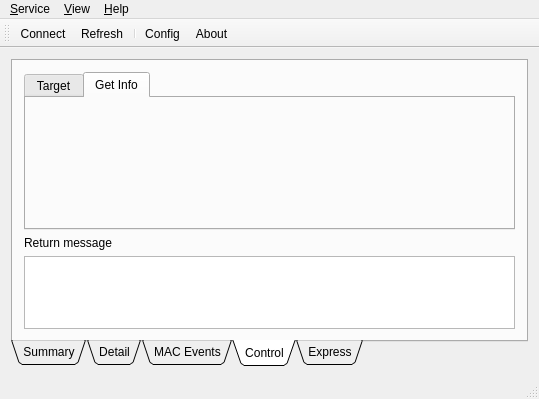
Qt form pkCtrlPannel/mainwndctrlpannel.ui (21pages/zpserver) before a commit.
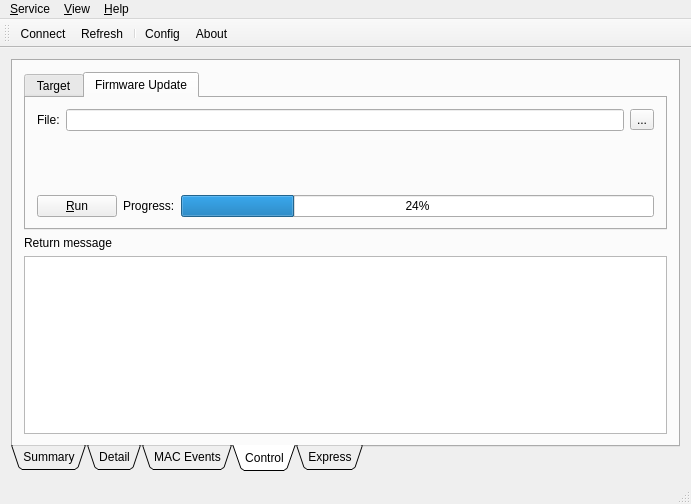
The same form after that commit. The open tabs and pages were chosen to show the change. Icons and pictures are not drawn.

The edit to the form file:
```diff
--- a/pkCtrlPannel/mainwndctrlpannel.ui
+++ b/pkCtrlPannel/mainwndctrlpannel.ui
@@ -6,8 +6,8 @@
    <rect>
     <x>0</x>
     <y>0</y>
-    <width>539</width>
-    <height>399</height>
+    <width>691</width>
+    <height>504</height>
    </rect>
   </property>
   <property name="windowTitle">
@@ -338,8 +338,69 @@
           </widget>
           <widget class="QWidget" name="tab_2">
            <attribute name="title">
-            <string>Get Info</string>
+            <string>Firmware Update</string>
            </attribute>
+           <layout class="QVBoxLayout" name="verticalLayout_9">
+            <item>
+             <layout class="QHBoxLayout" name="horizontalLayout_10">
+              <item>
+               <widget class="QLabel" name="label_10">
+                <property name="text">
+                 <string>File:</string>
+                </property>
+               </widget>
+              </item>
+              <item>
+               <widget class="QLineEdit" name="lineEdit_firmwarePath"/>
+              </item>
+              <item>
+               <widget class="QToolButton" name="toolButton_brff">
+                <property name="text">
+                 <string>...</string>
+                </property>
+               </widget>
+              </item>
+             </layout>
+            </item>
+            <item>
+             <spacer name="verticalSpacer">
+              <property name="orientation">
+               <enum>Qt::Vertical</enum>
+              </property>
+              <property name="sizeHint" stdset="0">
+               <size>
+                <width>20</width>
+                <height>48</height>
+               </size>
+              </property>
+             </spacer>
+            </item>
+            <item>
+             <layout class="QHBoxLayout" name="horizontalLayout_9">
+              <item>
+               <widget class="QPushButton" name="pushButton_runfu">
+                <property name="text">
+                 <string>&amp;Run</string>
+                </property>
+               </widget>
+              </item>
+              <item>
+               <widget class="QLabel" name="label_11">
+                <property name="text">
+                 <string>Progress:</string>
+                </property>
+               </widget>
+              </item>
+              <item>
+               <widget class="QProgressBar" name="progressBar_fu">
+                <property name="value">
+                 <number>24</number>
+                </property>
+               </widget>
+              </item>
+             </layout>
+            </item>
+           </layout>
           </widget>
          </widget>
         </item>
@@ -397,7 +458,7 @@
     <rect>
      <x>0</x>
      <y>0</y>
-     <width>539</width>
+     <width>691</width>
      <height>23</height>
     </rect>
    </property>
```
